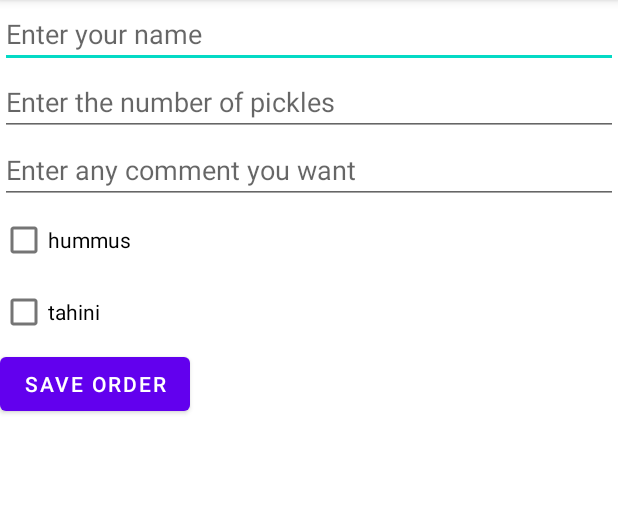
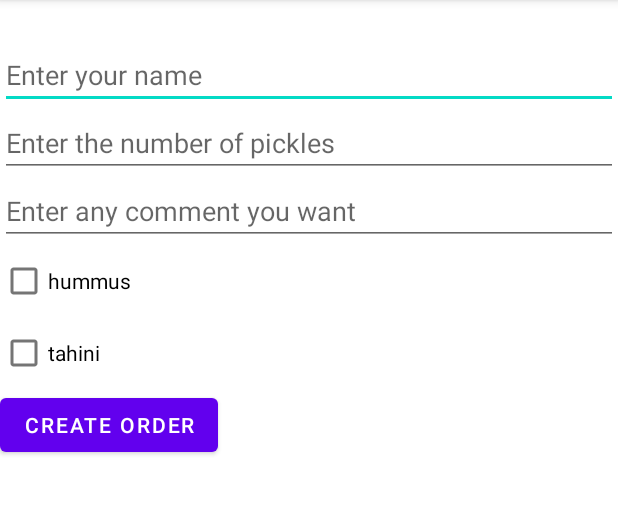
Before and after one commit to rivkaal/sandwich, an Android app: the screen it shows after launch (EditOrder), on a phone screen of 412 x 824 dp, the part 84-599 px from its top. Run offline under Robolectric (Android 15) with nearby library versions, the phone set to English and light mode, and no system bars; our stand-ins replace Firebase (no records; nobody signed in at launch, a user with empty details on screens opened directly).

Commit message:
some changes

```diff
--- a/app/src/main/res/layout/activity_edit_order.xml
+++ b/app/src/main/res/layout/activity_edit_order.xml
@@ -6,6 +6,14 @@
     android:layout_height="match_parent"
     tools:context=".EditOrder"
     android:orientation="vertical">
+
+    <TextView
+        android:id="@+id/status"
+        android:layout_width="match_parent"
+        android:layout_height="wrap_content"
+        android:text="the order status is waiting"
+        android:textSize="20dp"
+        android:visibility="invisible"/>
 
     <EditText
         android:id="@+id/customerName"
@@ -43,7 +51,22 @@
     <Button
         android:layout_width="wrap_content"
         android:layout_height="wrap_content"
-        android:text="Save Order"
-        android:id="@+id/saveOrder"/>
+        android:text="create Order"
+        android:id="@+id/createOrder"/>
+    <Button
+        android:layout_width="wrap_content"
+        android:layout_height="wrap_content"
+        android:id="@+id/change_order"
+        android:text="change order"
+        android:visibility="invisible"
+        />
+
+    <Button
+        android:layout_width="wrap_content"
+        android:layout_height="wrap_content"
+        android:id="@+id/save_changes"
+        android:text="change order"
+        android:visibility="invisible"
+        />
 
 </LinearLayout>
```
Also changed, not shown: app/src/main/java/com/example/sandwich/EditOrder.kt (+56 -11 lines).
